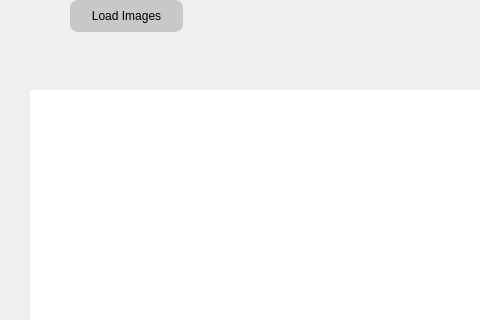
First picture: the form in GUI/Home.ui, repository AminAlam/Deep-Object, before the edit; both pictures show x 0 to 480 and y 0 to 320 of the 1089 by 788 pixel window.
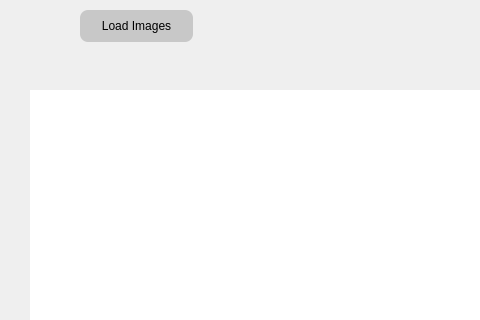
Second picture: the form after the edit.

Diff of the .ui file:
```diff
--- a/GUI/Home.ui
+++ b/GUI/Home.ui
@@ -113,8 +113,8 @@
    <widget class="QPushButton" name="load_image">
     <property name="geometry">
      <rect>
-      <x>70</x>
-      <y>50</y>
+      <x>80</x>
+      <y>60</y>
       <width>113</width>
       <height>32</height>
      </rect>
```
